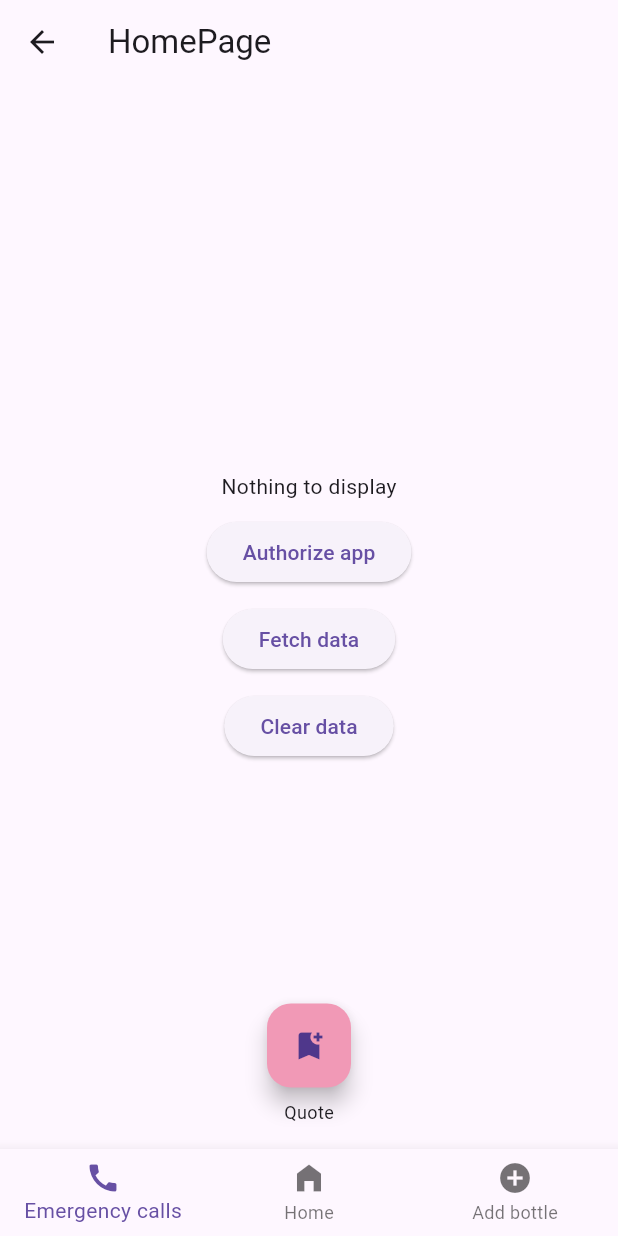
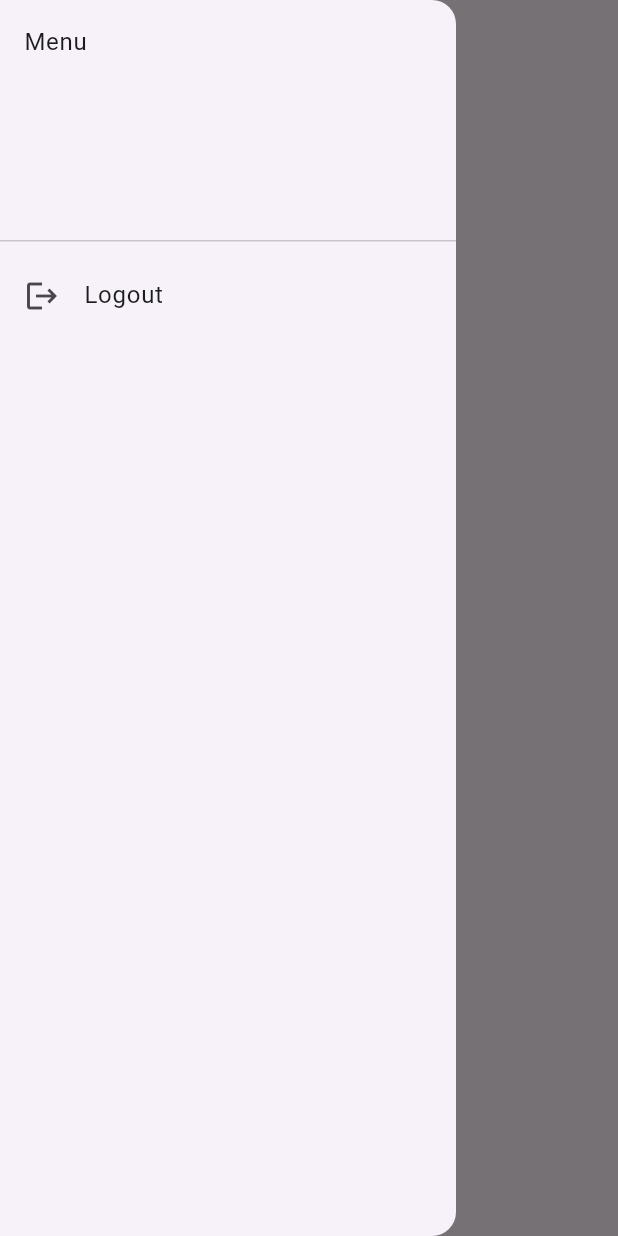
Before and after one commit to mariausy/health_app, a Flutter app: the HomePage screen opened directly, with the side drawer open (before the commit the screen has no drawer), on a phone screen of 412 x 824 dp. Run offline on Flutter 3.47's test engine with Material 3 defaults, Android fonts, the phone set to English and light mode, and no system bars; our stand-ins replace jwt_decoder, shared_preferences, syncfusion_flutter_charts; accounts and stored records are empty.

Commit message:
homepage tilbake til heart_rate

```diff
--- a/project_code/lib/models/heartdata.dart
+++ b/project_code/lib/models/heartdata.dart
@@ -8,7 +8,6 @@ class HeartData{
 
   HeartData.fromJson(String date, Map<String, dynamic> json) :
       time = DateFormat('yyyy-MM-dd HH:mm:ss').parse('$date ${json["time"]}'),
-      //value = int.parse(json["value"]);  -for steps
       value = json["value"];
 
   @override
--- /dev/null
+++ b/project_code/lib/models/stress_level.dart
@@ -0,0 +1 @@
+import 'package:moder8/models/heartdata.dart';
--- a/project_code/lib/screens/homepage.dart
+++ b/project_code/lib/screens/homepage.dart
@@ -1,52 +1,13 @@
 import 'package:flutter/material.dart';
 import 'package:provider/provider.dart';
-import 'dart:math';
 import 'package:moder8/providers/data_provider.dart';
 import 'package:moder8/services/impact.dart';
 import 'package:moder8/widgets/line_plot.dart';
+import 'package:shared_preferences/shared_preferences.dart';
+import 'package:moder8/screens/loginpage.dart';
 
 class HomePage extends StatelessWidget {
   HomePage({Key? key}) : super(key: key);
-
-  // A list of quotes
-  final List<String> quotes = [
-    "The best way to predict the future is to create it.",
-    "You only live once, but if you do it right, once is enough.",
-    "To live is the rarest thing in the world. Most people exist, that is all.",
-    "Think like a proton, always positiv",
-    "Life is like riding a bicycle. To keep your balance you must keep moving. - Elbert Einstein"
-  ];
-
-  // Creating a function to show the dialog
-  void _showQuoteDialog(BuildContext context) {
-    final random = Random();
-    final quote = quotes[random.nextInt(quotes.length)];
-
-    showDialog(
-      context: context,
-      builder: (BuildContext context) {
-        return AlertDialog(
-          content: Card(
-            child: Padding(
-              padding: const EdgeInsets.all(16.0),
-              child: Text(
-                quote,
-                style: TextStyle(fontSize: 18),
-              ),
-            ),
-          ),
-          actions: [
-            TextButton(
-              onPressed: () {
-                Navigator.of(context).pop();
-              },
-              child: Text('Close'),
-            ),
-          ],
-        );
-      },
-    );
-  }
 
   @override
   Widget build(BuildContext context) {
@@ -59,11 +20,12 @@ class HomePage extends StatelessWidget {
           mainAxisAlignment: MainAxisAlignment.center,
           children: [
             Consumer<DataProvider>(builder: (context, data, child) {
-              if (data.stepData.isEmpty) {
+              if (data.heartData.length == 0) {
                 return Text('Nothing to display');
-              } else {
-                return StepDataPlot(stepData: data.stepData);
-              }
+              }//if
+              else {
+                return HeartDataPlot(heartData: data.heartData);
+              }//else
             }),
             SizedBox(
               height: 10,
@@ -77,7 +39,7 @@ class HomePage extends StatelessWidget {
                     ..removeCurrentSnackBar()
                     ..showSnackBar(SnackBar(content: Text(message)));
                 },
-              child: Text('Authorize app'),
+                child: Text('Authorize app')
             ),
             SizedBox(
               height: 10,
@@ -85,9 +47,9 @@ class HomePage extends StatelessWidget {
             ElevatedButton(
                 onPressed: () {
                   Provider.of<DataProvider>(context, listen: false)
-                    .fetchStepData('2023-05-13');
+                      .fetchHeartData('2023-05-13');
                 },
-              child: Text('Fetch data'),
+                child: Text('Fetch data')
             ),
             SizedBox(
               height: 10,
@@ -96,45 +58,36 @@ class HomePage extends StatelessWidget {
                 onPressed: () {
                   Provider.of<DataProvider>(context, listen: false).clearData();
                 },
-              child: Text('Clear data'),
+                child: Text('Clear data')
             ),
           ],
         ),
       ),
-      floatingActionButtonLocation: FloatingActionButtonLocation.centerFloat,
-      floatingActionButton: Column(
-        mainAxisAlignment: MainAxisAlignment.end,
+      drawer: Drawer(
+        child: ListView(
+          padding: EdgeInsets.zero,
           children: [
-          Tooltip(
-            message: 'Quote app',
-            child: FloatingActionButton(
-              backgroundColor: const Color.fromARGB(255, 241, 153, 182),
-              child: Icon(Icons.bookmark_add),
-              onPressed: () {
-                _showQuoteDialog(context);
-              },
+            DrawerHeader(
+              child: Text('Menu'),
             ),
-          ),
-          SizedBox(height: 8),
-          Text('Quote', style: TextStyle(fontSize: 12)),
-        ],
-      ),
-      bottomNavigationBar: BottomNavigationBar(
-        items: [
-          BottomNavigationBarItem(
-            icon: Icon(Icons.call),
-            label: 'Emergency calls',
-          ),
-          BottomNavigationBarItem(
-            icon: Icon(Icons.home_filled),
-            label: 'Home',
-          ),
-          BottomNavigationBarItem(
-            icon: Icon(Icons.add_circle),
-            label: 'Add bottle',
+            ListTile(
+              leading: Icon(Icons.logout),
+              title: Text('Logout'),
+              onTap: () => _toLoginPage(context),
             ),
           ],
-      ),
+        ),)
     );
-  }
-}
+  } //build
+} //HomePage
+
+void _toLoginPage(BuildContext context) async{
+    //Get the instance and remove isUserLogged flag from shared preferences
+    final sharedPreferences = await SharedPreferences.getInstance();
+    await sharedPreferences.remove('isUserLogged');
+
+    //Pop the drawer first
+    Navigator.pop(context);
+    //Then pop the HomePage
+    Navigator.of(context).pushReplacement(MaterialPageRoute(builder: (context) => LoginPage()));
+  }//_toCalendarPage
```
Lines whose indentation alone changed are shown as unchanged.
